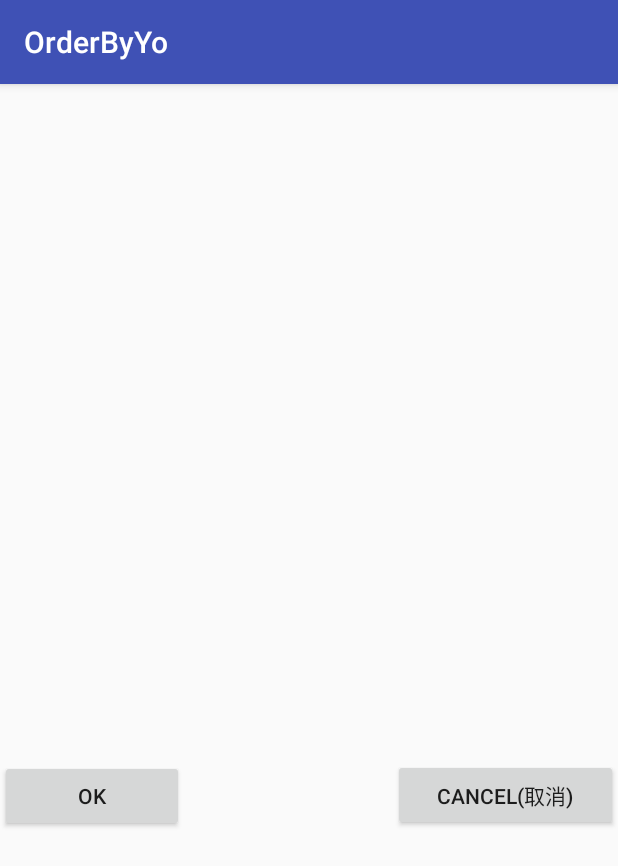
After one commit to kown2007/OrderByYo, an Android app: the fragment NextOrderFragment shown on its own in the app's theme, on a phone screen of 412 x 824 dp. The commit adds this screen. Shown: the top 866 px of the screen. Run offline under Robolectric (Android 15) with nearby library versions, the phone set to English and light mode, and no system bars; our stand-ins replace Firebase (no records; nobody signed in at launch, a user with empty details on screens opened directly); 2 statements that could not run were skipped.

Commit message:
OrderList+NextOrder

```diff
--- a/app/build.gradle
+++ b/app/build.gradle
@@ -34,4 +34,5 @@ dependencies {
 
 
 
+
 apply plugin: 'com.google.gms.google-services'
--- a/app/src/main/java/com/myapplication/xuan/orderbyyo/GroupFragment.java
+++ b/app/src/main/java/com/myapplication/xuan/orderbyyo/GroupFragment.java
@@ -148,7 +148,6 @@ public class GroupFragment extends Fragment {
                 for(DataSnapshot ds:dataSnapshot.getChildren()){
                     grouplist.add(ds.getKey().toString());
                 }
-
 
             }
             @Override
--- /dev/null
+++ b/app/src/main/java/com/myapplication/xuan/orderbyyo/NextOrderFragment.java
@@ -0,0 +1,200 @@
+package com.myapplication.xuan.orderbyyo;
+
+import android.content.Context;
+import android.net.Uri;
+import android.os.Bundle;
+import android.support.v4.app.Fragment;
+import android.util.Log;
+import android.view.LayoutInflater;
+import android.view.View;
+import android.view.ViewGroup;
+import android.widget.ArrayAdapter;
+import android.widget.Button;
+import android.widget.ListView;
+
+import com.google.firebase.database.DataSnapshot;
+import com.google.firebase.database.DatabaseError;
+import com.google.firebase.database.DatabaseReference;
+import com.google.firebase.database.FirebaseDatabase;
+import com.google.firebase.database.ValueEventListener;
+
+import java.util.ArrayList;
+import java.util.List;
+
+
+/**
+ * A simple {@link Fragment} subclass.
+ * Activities that contain this fragment must implement the
+ * {@link NextOrderFragment.OnFragmentInteractionListener} interface
+ * to handle interaction events.
+ * Use the {@link NextOrderFragment#newInstance} factory method to
+ * create an instance of this fragment.
+ */
+public class NextOrderFragment extends Fragment {
+    // TODO: Rename parameter arguments, choose names that match
+    // the fragment initialization parameters, e.g. ARG_ITEM_NUMBER
+    private static final String ARG_PARAM1 = "param1";
+    private static final String ARG_PARAM2 = "param2";
+
+    // TODO: Rename and change types of parameters
+    private String mParam1;
+    private String mParam2;
+
+    ///////////////////////////////////////////////////////////////
+    private DatabaseReference ref;
+    private View view;
+    private ListView listView_next;
+    private ArrayAdapter adapter_next;
+    private Button btnNextOK,btnNextC;
+    private String choose1,choose2,OLG;
+    private List nextList,priceList;
+
+
+
+
+    ///////////////////////////////////////////////////////////////
+
+    private OnFragmentInteractionListener mListener;
+
+    public NextOrderFragment() {
+        // Required empty public constructor
+    }
+
+    /**
+     * Use this factory method to create a new instance of
+     * this fragment using the provided parameters.
+     *
+     * @param param1 Parameter 1.
+     * @param param2 Parameter 2.
+     * @return A new instance of fragment NextOrderFragment.
+     */
+    // TODO: Rename and change types and number of parameters
+    public static NextOrderFragment newInstance(String param1, String param2) {
+        NextOrderFragment fragment = new NextOrderFragment();
+        Bundle args = new Bundle();
+        args.putString(ARG_PARAM1, param1);
+        args.putString(ARG_PARAM2, param2);
+        fragment.setArguments(args);
+        return fragment;
+    }
+
+    @Override
+    public void onCreate(Bundle savedInstanceState) {
+        super.onCreate(savedInstanceState);
+        if (getArguments() != null) {
+            mParam1 = getArguments().getString(ARG_PARAM1);
+            mParam2 = getArguments().getString(ARG_PARAM2);
+        }
+    }
+
+    @Override
+    public View onCreateView(LayoutInflater inflater, ViewGroup container,
+                             Bundle savedInstanceState) {
+        // Inflate the layout for this fragment
+        ref = FirebaseDatabase.getInstance().getReference("OrderList");
+        view = inflater.inflate(R.layout.fragment_next_order, container, false);
+        listView_next = (ListView)view.findViewById(R.id.listView_next);
+        btnNextOK = (Button)view.findViewById(R.id.btnNextOK);
+        btnNextC = (Button)view.findViewById(R.id.btnNextCancel);
+
+        nextList = new ArrayList();
+        priceList =new ArrayList();
+
+        btnNextOK.setOnClickListener(btnNextListener);
+        btnNextC.setOnClickListener(btnNextListener);
+
+        return view;
+    }
+
+
+    @Override
+    public void onResume() {
+
+        choose1 = ((MainActivity)getActivity()).sharedPreferences.getString("Choose1",null);
+        choose2 = ((MainActivity)getActivity()).sharedPreferences.getString("Choose2",null);
+        //取按下選項的詳細資料
+        ref.addValueEventListener(new ValueEventListener() {
+            @Override
+            public void onDataChange(DataSnapshot dataSnapshot) {
+                nextList.clear();
+                for(DataSnapshot ds:dataSnapshot.getChildren()){
+                    if(ds.getKey().toString().equals(choose1)) {
+                        for (DataSnapshot s : ds.child(choose2).getChildren()) {
+                            if(s.getKey().toString().equals("group")){
+                                OLG = s.getValue().toString();    //取出此訂單是哪個群的
+                            }else {
+                                nextList.add(s.getKey().toString()+" : "+s.getValue().toString()+"$");
+                                priceList.add(s.getValue().toString());
+                            }
+                        }
+                    }
+                }
+                Log.d("AAAA","~~"+nextList);
+                adapter_next = new ArrayAdapter(getActivity(),
+                        android.R.layout.simple_list_item_checked,nextList);
+                listView_next.setAdapter(adapter_next);
+            }
+
+            @Override
+            public void onCancelled(DatabaseError databaseError) {
+
+            }
+        });
+        super.onResume();
+    }
+
+    // TODO: Rename method, update argument and hook method into UI event
+    public void onButtonPressed(Uri uri) {
+        if (mListener != null) {
+            mListener.onFragmentInteraction(uri);
+        }
+    }
+
+    @Override
+    public void onAttach(Context context) {
+        super.onAttach(context);
+//        if (context instanceof OnFragmentInteractionListener) {
+//            mListener = (OnFragmentInteractionListener) context;
+//        } else {
+//            throw new RuntimeException(context.toString()
+//                    + " must implement OnFragmentInteractionListener");
+//        }
+    }
+
+    @Override
+    public void onDetach() {
+        super.onDetach();
+        mListener = null;
+    }
+
+    /**
+     * This interface must be implemented by activities that contain this
+     * fragment to allow an interaction in this fragment to be communicated
+     * to the activity and potentially other fragments contained in that
+     * activity.
+     * <p>
+     * See the Android Training lesson <a href=
+     * "http://developer.android.com/training/basics/fragments/communicating.html"
+     * >Communicating with Other Fragments</a> for more information.
+     */
+    public interface OnFragmentInteractionListener {
+        // TODO: Update argument type and name
+        void onFragmentInteraction(Uri uri);
+    }
+
+    View.OnClickListener btnNextListener = new View.OnClickListener() {
+        @Override
+        public void onClick(View v) {
+            switch (v.getId()){
+                case R.id.btnNextOK:
+
+                    break;
+                case R.id.btnNextCancel:
+                    ((MainActivity)getActivity()).CloseNextOrder();
+                    break;
+            }
+        }
+    };
+
+
+}
--- /dev/null
+++ b/app/src/main/res/layout/fragment_next_order.xml
@@ -0,0 +1,41 @@
+<LinearLayout xmlns:android="http://schemas.android.com/apk/res/android"
+    xmlns:tools="http://schemas.android.com/tools"
+    android:layout_width="match_parent"
+    android:layout_height="match_parent"
+    android:orientation="vertical"
+    tools:context="com.myapplication.xuan.orderbyyo.NextOrderFragment">
+
+    <!-- TODO: Update blank fragment layout -->
+
+
+    <ListView
+        android:id="@+id/listView_next"
+        android:layout_width="match_parent"
+        android:layout_height="450dp" />
+
+    <LinearLayout
+        android:layout_width="match_parent"
+        android:layout_height="wrap_content"
+        android:orientation="horizontal">
+
+        <Button
+            android:id="@+id/btnNextOK"
+            android:layout_width="wrap_content"
+            android:layout_height="wrap_content"
+            android:layout_weight="1"
+            android:text="OK" />
+
+        <TextView
+            android:id="@+id/textView"
+            android:layout_width="wrap_content"
+            android:layout_height="wrap_content"
+            android:layout_weight="4" />
+
+        <Button
+            android:id="@+id/btnNextCancel"
+            android:layout_width="wrap_content"
+            android:layout_height="wrap_content"
+            android:layout_weight="1"
+            android:text="cancel(取消)" />
+    </LinearLayout>
+</LinearLayout>
```
Also changed, not shown: app/src/main/java/com/myapplication/xuan/orderbyyo/MainActivity.java (+18 -2 lines), app/src/main/java/com/myapplication/xuan/orderbyyo/OrderFragment.java (+112 -2 lines), app/src/main/res/layout/content_main.xml (+7 -0 lines).
